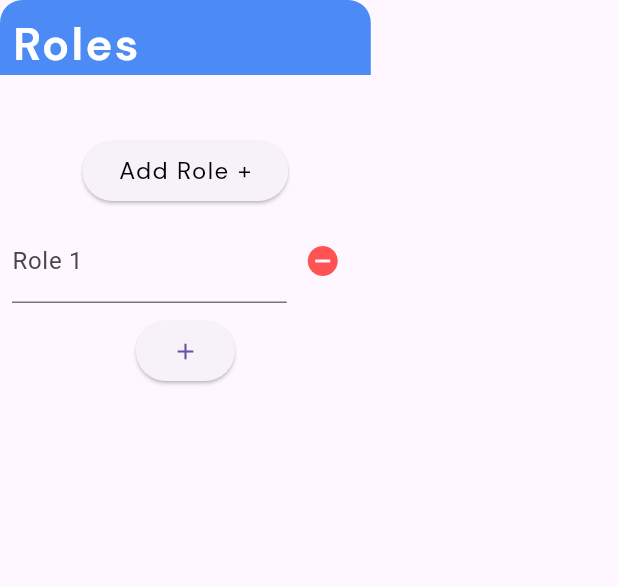
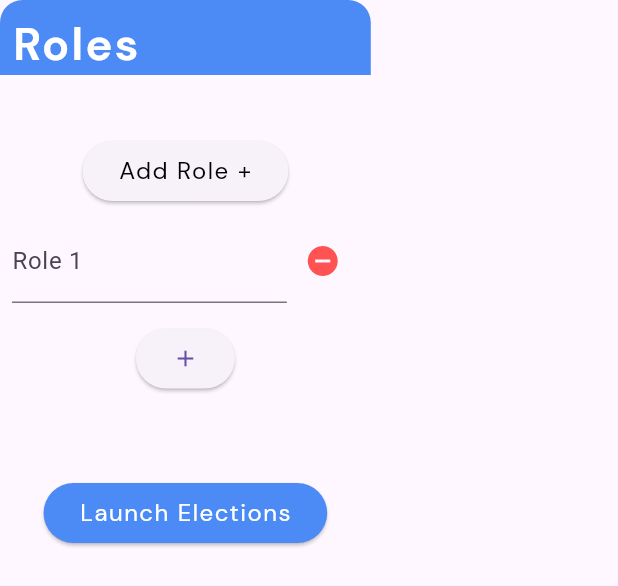
Before and after one commit to janWICKEDpro/anti-rigging-site, a Flutter app: the Role widget shown alone on an empty page, opened directly, after a tap on "Add Role +", on a phone screen of 412 x 824 dp. Shown: the top 586 px of the screen. Run offline on Flutter 3.47's test engine with Material 2 defaults, Android fonts, the phone set to English and light mode, and no system bars; our stand-ins replace cloud_firestore, file_picker, firebase_auth, firebase_core, flutter_bloc, flutter_svg and 5 more; missing offline and left inert: side_navigation; accounts and stored records are empty; statements that could not run were skipped.

Commit message:
election name state changes

```diff
--- a/lib/admin_dashboard/view/indexed_stack_children/election_name.dart
+++ b/lib/admin_dashboard/view/indexed_stack_children/election_name.dart
@@ -57,7 +57,11 @@ class ElectionName extends StatelessWidget {
                         borderRadius: BorderRadius.circular(5),
                         color: const Color.fromARGB(255, 214, 210, 210)),
                     child: TextField(
-                      onChanged: (text) {},
+                      onChanged: (text) {
+                        context
+                            .read<AdminDashboardBloc>()
+                            .add(OnElectionNameChanged(electionName: text));
+                      },
                       decoration: const InputDecoration(
                           hintText: 'Election name',
                           border:
--- a/lib/admin_dashboard/view/indexed_stack_children/roles.dart
+++ b/lib/admin_dashboard/view/indexed_stack_children/roles.dart
@@ -1,5 +1,3 @@
-import 'dart:io';
-
 import 'package:anti_rigging/admin_dashboard/bloc/admin_dashboard_bloc.dart';
 import 'package:anti_rigging/admin_dashboard/bloc/admin_dashboard_events.dart';
 import 'package:anti_rigging/admin_dashboard/bloc/admin_dashboard_state.dart';
@@ -228,6 +226,7 @@ class _RoleState extends State<Role> {
                                 );
                               },
                             ),
+                            const Gap(5),
                             ElevatedButton(
                               onPressed: () {
                                 // setState(() {
@@ -245,6 +244,24 @@ class _RoleState extends State<Role> {
                     ),
                   ],
                 ),
+                const Gap(55),
+                Center(
+                  child: ElevatedButton(
+                    style: ButtonStyle(
+                        backgroundColor:
+                            MaterialStateProperty.all(primaryColor)),
+                    onPressed: () {
+                      // setState(() {
+                      //   associatedTextFieldValues[index].add('');
+                      // });
+                    },
+                    child: Text(
+                      "Launch Elections",
+                      style:
+                          AppTextStyles().normal.copyWith(color: Colors.white),
+                    ),
+                  ),
+                ),
               ],
             ),
           ),
```
Also changed, not shown: lib/admin_dashboard/bloc/admin_dashboard_bloc.dart (+8 -0 lines).
